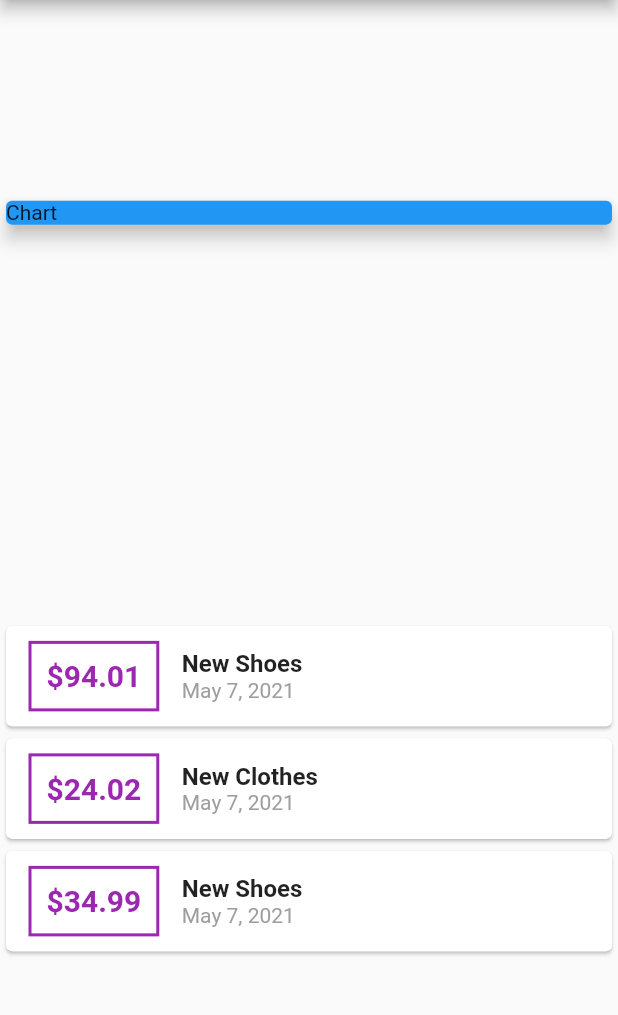
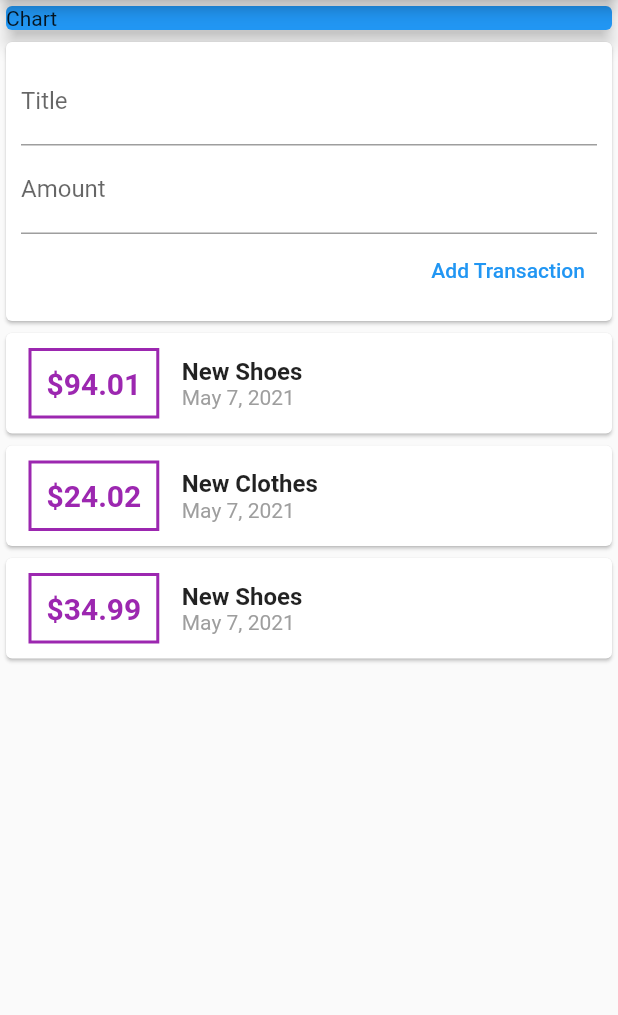
Before and after one commit to RadiRS/ft-expanse-tracker, a Flutter app: the screen it shows after launch, on a phone screen of 412 x 824 dp, the part 84-1099 px from its top. Run offline on Flutter 3.47's test engine with Material 2 defaults, Android fonts, the phone set to English and light mode, and no system bars.

Commit message:
Added user transaction section & refactored the widget

```diff
--- a/lib/main.dart
+++ b/lib/main.dart
@@ -1,6 +1,5 @@
+import 'package:expensive_track/widgets/user_transaction.dart';
 import 'package:flutter/material.dart';
-import 'package:intl/intl.dart';
-import 'package:expensive_track/transaction.dart';
 
 void main() {
   runApp(MyApp());
@@ -10,7 +9,7 @@ class MyApp extends StatelessWidget {
   @override
   Widget build(BuildContext context) {
     return MaterialApp(
-      title: 'Flutter Demo',
+      title: 'Expensive Apps',
       theme: ThemeData(
         primarySwatch: Colors.blue,
       ),
@@ -20,27 +19,6 @@ class MyApp extends StatelessWidget {
 }
 
 class MyHomePage extends StatelessWidget {
-  final List<Transaction> transactions = [
-    Transaction(
-      id: 't1',
-      title: 'New Shoes',
-      amount: 94.01,
-      date: DateTime.now(),
-    ),
-    Transaction(
-      id: 't2',
-      title: 'New Clothes',
-      amount: 24.02,
-      date: DateTime.now(),
-    ),
-    Transaction(
-      id: 't3',
-      title: 'New Shoes',
-      amount: 34.99,
-      date: DateTime.now(),
-    ),
-  ];
-
   @override
   Widget build(BuildContext context) {
     return Scaffold(
@@ -48,8 +26,6 @@ class MyHomePage extends StatelessWidget {
         title: Text('Expensive Tracking'),
       ),
       body: Column(
-        mainAxisAlignment: MainAxisAlignment.spaceAround,
-        crossAxisAlignment: CrossAxisAlignment.start,
         children: [
           Container(
             width: double.infinity,
@@ -59,57 +35,7 @@ class MyHomePage extends StatelessWidget {
               child: Text('Chart'),
             ),
           ),
-          Column(
-            children: transactions
-                .map(
-                  (item) => Card(
-                    child: Row(
-                      children: [
-                        Container(
-                          margin: EdgeInsets.symmetric(
-                            vertical: 10.0,
-                            horizontal: 15.0,
-                          ),
-                          decoration: BoxDecoration(
-                            border: Border.all(
-                              color: Colors.purple,
-                              width: 2,
-                            ),
-                          ),
-                          padding: EdgeInsets.all(10),
-                          child: Text(
-                            '\$${item.amount}',
-                            style: TextStyle(
-                              fontWeight: FontWeight.bold,
-                              fontSize: 20,
-                              color: Colors.purple,
-                            ),
-                          ),
-                        ),
-                        Column(
-                          crossAxisAlignment: CrossAxisAlignment.start,
-                          children: [
-                            Text(
-                              item.title,
-                              style: TextStyle(
-                                fontSize: 16,
-                                fontWeight: FontWeight.bold,
-                              ),
-                            ),
-                            Text(
-                              DateFormat.yMMMMd().format(item.date),
-                              style: TextStyle(
-                                color: Colors.grey,
-                              ),
-                            ),
-                          ],
-                        )
-                      ],
-                    ),
-                  ),
-                )
-                .toList(),
-          ),
+          UserTransaction()
         ],
       ),
     );
--- /dev/null
+++ b/lib/widgets/new_transaction.dart
@@ -0,0 +1,36 @@
+import 'package:flutter/material.dart';
+
+class NewTransaction extends StatelessWidget {
+  final titleController = TextEditingController();
+  final amountController = TextEditingController();
+
+  @override
+  Widget build(BuildContext context) {
+    return Card(
+      child: Container(
+        padding: EdgeInsets.all(10),
+        child: Column(
+          crossAxisAlignment: CrossAxisAlignment.end,
+          children: [
+            TextField(
+              decoration: InputDecoration(
+                labelText: 'Title',
+              ),
+              controller: titleController,
+            ),
+            TextField(
+              decoration: InputDecoration(
+                labelText: 'Amount',
+              ),
+              controller: amountController,
+            ),
+            TextButton(
+              onPressed: () {},
+              child: Text('Add Transaction'),
+            ),
+          ],
+        ),
+      ),
+    );
+  }
+}
--- /dev/null
+++ b/lib/widgets/transaction_list.dart
@@ -0,0 +1,64 @@
+import 'package:expensive_track/models/transaction.dart';
+import 'package:flutter/material.dart';
+import 'package:intl/intl.dart';
+
+class TransactionList extends StatelessWidget {
+  final List<Transaction> transactions;
+
+  TransactionList(this.transactions);
+
+  @override
+  Widget build(BuildContext context) {
+    return Column(
+      children: transactions
+          .map(
+            (item) => Card(
+              child: Row(
+                children: [
+                  Container(
+                    margin: EdgeInsets.symmetric(
+                      vertical: 10.0,
+                      horizontal: 15.0,
+                    ),
+                    decoration: BoxDecoration(
+                      border: Border.all(
+                        color: Colors.purple,
+                        width: 2,
+                      ),
+                    ),
+                    padding: EdgeInsets.all(10),
+                    child: Text(
+                      '\$${item.amount}',
+                      style: TextStyle(
+                        fontWeight: FontWeight.bold,
+                        fontSize: 20,
+                        color: Colors.purple,
+                      ),
+                    ),
+                  ),
+                  Column(
+                    crossAxisAlignment: CrossAxisAlignment.start,
+                    children: [
+                      Text(
+                        item.title,
+                        style: TextStyle(
+                          fontSize: 16,
+                          fontWeight: FontWeight.bold,
+                        ),
+                      ),
+                      Text(
+                        DateFormat.yMMMMd().format(item.date),
+                        style: TextStyle(
+                          color: Colors.grey,
+                        ),
+                      ),
+                    ],
+                  )
+                ],
+              ),
+            ),
+          )
+          .toList(),
+    );
+  }
+}
--- /dev/null
+++ b/lib/widgets/user_transaction.dart
@@ -0,0 +1,55 @@
+import 'package:expensive_track/models/transaction.dart';
+import 'package:expensive_track/widgets/new_transaction.dart';
+import 'package:expensive_track/widgets/transaction_list.dart';
+import 'package:flutter/material.dart';
+
+class UserTransaction extends StatefulWidget {
+  @override
+  _UserTransactionState createState() => _UserTransactionState();
+}
+
+class _UserTransactionState extends State<UserTransaction> {
+  final List<Transaction> _userTransactions = [
+    Transaction(
+      id: 't1',
+      title: 'New Shoes',
+      amount: 94.01,
+      date: DateTime.now(),
+    ),
+    Transaction(
+      id: 't2',
+      title: 'New Clothes',
+      amount: 24.02,
+      date: DateTime.now(),
+    ),
+    Transaction(
+      id: 't3',
+      title: 'New Shoes',
+      amount: 34.99,
+      date: DateTime.now(),
+    ),
+  ];
+
+  void _addNewTransaction(String title, double amount) {
+    final newTransaction = Transaction(
+      id: DateTime.now().toString(),
+      title: title,
+      amount: amount,
+      date: DateTime.now(),
+    );
+
+    setState(() {
+      _userTransactions.add(newTransaction);
+    });
+  }
+
+  @override
+  Widget build(BuildContext context) {
+    return Column(
+      children: [
+        NewTransaction(),
+        TransactionList(_userTransactions),
+      ],
+    );
+  }
+}
```
Also changed, not shown: lib/models/transaction.dart (renamed from lib/transaction.dart).
